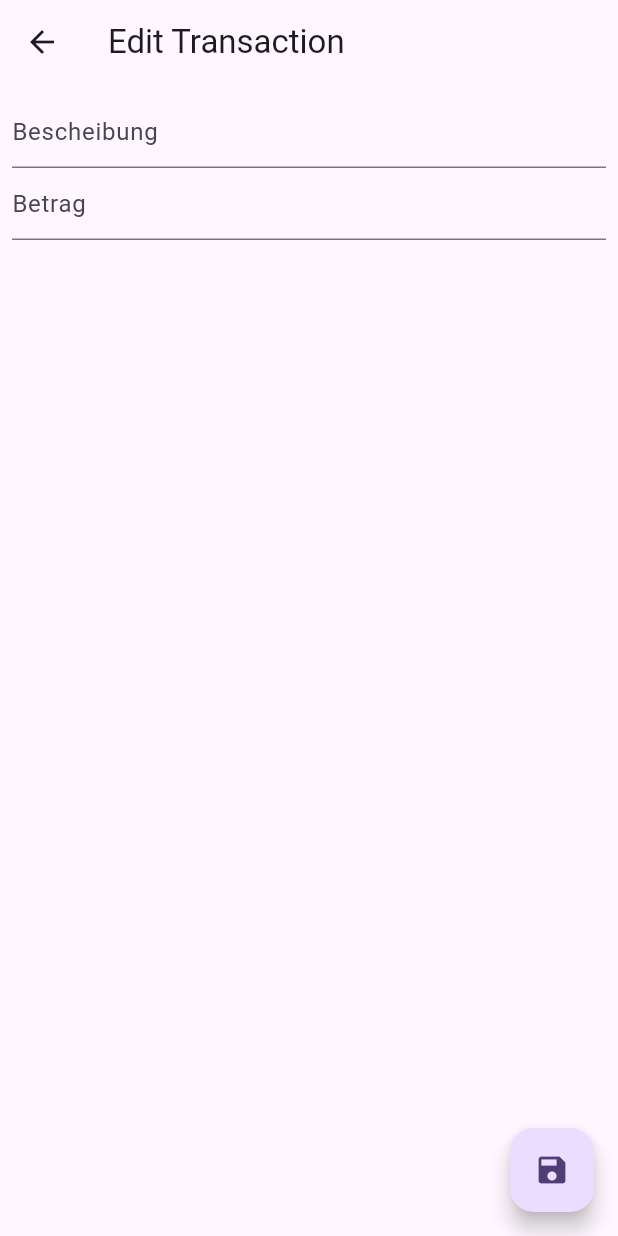
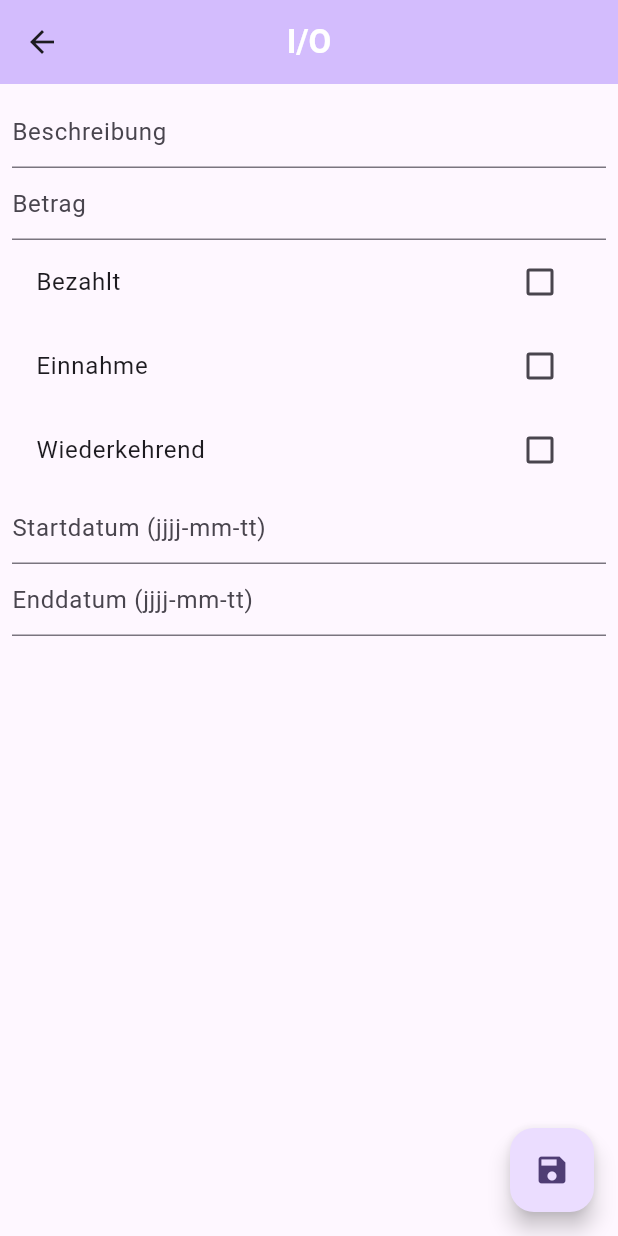
Before and after one commit to abrinke/simple_pocket_flutter, a Flutter app: the screen it shows after launch, after a tap on the "add" icon, on a phone screen of 412 x 824 dp. Run offline on Flutter 3.47's test engine with Material 2 defaults, Android fonts, the phone set to English and light mode, and no system bars; our stand-ins replace hive, hive_flutter; accounts and stored records are empty; generated files the repository leaves out were written again.

```diff
--- /dev/null
+++ b/lib/hive/transaction.dart
@@ -0,0 +1,42 @@
+import 'package:hive/hive.dart';
+import 'package:uuid/uuid.dart';
+
+part 'transaction.g.dart'; // Name des generierten Dateinamens
+// flutter packages pub run build_runner build
+
+@HiveType(typeId: 0)
+class Transaction extends HiveObject {
+
+  @HiveField(0)
+  String id = const Uuid().v1();
+
+  @HiveField(1)
+  String title;
+
+  @HiveField(2)
+  double amount;
+
+  @HiveField(3)
+  bool isPaid = false;
+
+  @HiveField(4)
+  bool isIncome;
+
+  @HiveField(5)
+  bool isRecurring;
+
+  @HiveField(6)
+  DateTime? startDate;
+
+  @HiveField(7)
+  DateTime? endDate;
+
+  Transaction({
+    required this.title,
+    required this.amount,
+    required this.isIncome,
+    required this.isRecurring,
+    this.startDate,
+    this.endDate
+  });
+}
--- a/lib/main.dart
+++ b/lib/main.dart
@@ -1,7 +1,7 @@
 import 'package:flutter/material.dart';
 import 'package:hive_flutter/hive_flutter.dart';
-import 'package:hive/hive.dart';
-import 'package:simple_pocket/transaction.dart';
+import 'package:simple_pocket/hive/transaction.dart';
+import 'package:simple_pocket/widgets/transaction.dart';
 
 void main() async {
   await Hive.initFlutter();
@@ -24,129 +24,3 @@ class MyApp extends StatelessWidget {
     );
   }
 }
-
-class TransactionList extends StatefulWidget {
-  const TransactionList({Key? key}) : super(key: key);
-
-  @override
-  _TransactionListState createState() => _TransactionListState();
-}
-
-class _TransactionListState extends State<TransactionList> {
-  @override
-  Widget build(BuildContext context) {
-    final transactionBox = Hive.box<Transaction>('transactions');
-
-    return Scaffold(
-        appBar: AppBar(
-          title: const Text('SimplePocket',
-            style: TextStyle(fontWeight: FontWeight.bold, color: Colors.white),
-          ),
-          backgroundColor: Theme.of(context).colorScheme.inversePrimary,
-        ),
-        floatingActionButton: FloatingActionButton(
-          child: Icon(Icons.add),
-          onPressed: () {
-            final transaction = Transaction(title: '', amount: '');
-            transactionBox.add(transaction);
-            Navigator.of(context).push(MaterialPageRoute(
-              builder: (_) => TransactionEditor(transaction: transaction),
-            ));
-          },
-        ),
-        body: ValueListenableBuilder(
-          valueListenable: transactionBox.listenable(),
-          builder: (BuildContext context, Box<Transaction> transactions, Widget? child) {
-            return ListView.builder(
-                itemCount: transactions.length,
-                itemBuilder: (context, index) {
-                  final transaction = transactions.getAt(index);
-
-                  return Dismissible(
-                    key: Key(transaction!.title), // Ein eindeutiger Key ist erforderlich
-                    direction: DismissDirection.endToStart, // Von rechts nach links wischen
-                    onDismissed: (direction) {
-                      // Hier können Sie die Löschlogik implementieren
-                      transaction.delete(); // Notiz löschen
-                      transactions.deleteAt(index);
-                    },
-                    background: Container(
-                      color: Colors.red, // Hintergrundfarbe beim Wischen
-                      child: Icon(Icons.delete, color: Colors.white), // Symbol beim Wischen
-                      alignment: Alignment.centerRight,
-                      padding: EdgeInsets.only(right: 20),
-                    ),
-                    child: CheckboxListTile(
-                      title: Text(transaction.title, style: TextStyle(fontSize: 20)),
-                      subtitle: Text('Amount: ${transaction.amount}'),
-                      value: transaction.isPaid,
-                      onChanged: (bool? value) {
-                        setState(() {
-                          transaction.isPaid = value ?? false;
-                          transaction.save();
-                        });
-                      },
-                    ),
-                  );
-                }
-            );
-          },
-        )
-    );
-  }
-}
-
-class TransactionEditor extends StatefulWidget {
-  final Transaction transaction;
-
-  TransactionEditor({Key? key, required this.transaction}) : super(key: key);
-
-  @override
-  _TransactionEditorState createState() => _TransactionEditorState();
-}
-
-class _TransactionEditorState extends State<TransactionEditor> {
-  late TextEditingController _titleController;
-  late TextEditingController _amountController;
-
-  @override
-  void initState() {
-    super.initState();
-
-    _titleController = TextEditingController(text: widget.transaction.title);
-    _amountController = TextEditingController(text: widget.transaction.amount);
-  }
-
-  @override
-  Widget build(BuildContext context) {
-    return Scaffold(
-      appBar: AppBar(
-        title: Text('Edit Transaction'),
-      ),
-      body: Padding(
-        padding: const EdgeInsets.all(8.0),
-        child: Column(
-          children: <Widget>[
-            TextField(
-              controller: _titleController,
-              decoration: InputDecoration(hintText: 'Bescheibung'),
-            ),
-            TextField(
-              controller: _amountController,
-              decoration: InputDecoration(hintText: 'Betrag'),
-            ),
-          ],
-        ),
-      ),
-      floatingActionButton: FloatingActionButton(
-        child: Icon(Icons.save),
-        onPressed: () {
-          widget.transaction.title = _titleController.text;
-          widget.transaction.amount = _amountController.text;
-          widget.transaction.save();
-          Navigator.pop(context);
-        },
-      ),
-    );
-  }
-}
--- a/lib/transaction.dart
+++ /dev/null
@@ -1,19 +0,0 @@
-import 'package:hive/hive.dart';
-
-part 'transaction.g.dart'; // Name des generierten Dateinamens
-// flutter packages pub run build_runner build
-
-@HiveType(typeId: 0)
-class Transaction extends HiveObject {
-
-  @HiveField(0)
-  String title;
-
-  @HiveField(1)
-  String amount;
-
-  @HiveField(2)
-  bool isPaid = false;
-
-  Transaction({required this.title, required this.amount});
-}
--- /dev/null
+++ b/lib/widgets/transaction.dart
@@ -0,0 +1,310 @@
+
+import 'package:flutter/material.dart';
+import 'package:hive/hive.dart';
+import 'package:hive_flutter/hive_flutter.dart';
+
+import '../hive/transaction.dart';
+
+class TransactionList extends StatefulWidget {
+  const TransactionList({Key? key}) : super(key: key);
+
+  @override
+  _TransactionListState createState() => _TransactionListState();
+}
+
+class _TransactionListState extends State<TransactionList> {
+  @override
+  Widget build(BuildContext context) {
+
+    return Scaffold(
+        appBar: AppBar(
+          title: const Text('SimplePocket',
+            style: TextStyle(fontWeight: FontWeight.bold, color: Colors.white),
+          ),
+          centerTitle: true,
+          backgroundColor: Theme.of(context).colorScheme.inversePrimary,
+        ),
+        body:
+        ValueListenableBuilder(
+          valueListenable: Hive.box<Transaction>('transactions').listenable(),
+          builder: (BuildContext context, Box<Transaction> transactions, Widget? child) {
+            double ausgaben = 0.0;
+            double einnahmen = 0.0;
+
+            // Iterate over transactions and calculate sums
+            for (var transaction in transactions.values) {
+              if (transaction.isIncome) {
+                einnahmen += transaction.amount;
+              } else {
+                ausgaben += transaction.amount;
+              }
+            }
+
+            // Calculate saldo
+            double saldo = einnahmen - ausgaben;
+
+            return Column(
+              children: <Widget>[
+                Container(
+                  padding: EdgeInsets.all(8.0),
+                  child: Row(
+                    children: [
+                      Expanded(
+                        child: Padding(
+                          padding: const EdgeInsets.all(8.0),
+                          child: Column(
+                            children: [
+                              Text('Einnahmen'),
+                              Text(einnahmen.toString()),
+                            ],
+                          ),
+                        ),
+                      ),
+                      Expanded(
+                        child: Padding(
+                          padding: const EdgeInsets.all(8.0),
+                          child: Column(
+                            children: [
+                              Text('Saldo'),
+                              Text(saldo.toString()),
+                            ],
+                          ),
+                        ),
+                      ),
+                      Expanded(
+                        child: Padding(
+                          padding: const EdgeInsets.all(8.0),
+                          child: Column(
+                            children: [
+                              Text('Ausgaben'),
+                              Text(ausgaben.toString()),
+                            ],
+                          ),
+                        ),
+                      ),
+                    ],
+                  )
+                ),
+                Divider(color: Colors.black, thickness: 1.0,),
+                Expanded(
+                  child: ListView.builder(
+                      itemCount: transactions.length,
+                      itemBuilder: (context, index) {
+                        final transaction = transactions.getAt(index);
+
+                        return GestureDetector(
+                          onTap: () {
+                            Navigator.of(context).push(
+                              PageRouteBuilder(
+                                pageBuilder: (context, animation, secondaryAnimation) => TransactionDetailPage(transaction: transaction),
+                                transitionsBuilder: (context, animation, secondaryAnimation, child) {
+                                  const begin = Offset(1.0, 0.0);
+                                  const end = Offset.zero;
+                                  const curve = Curves.ease;
+                                  var tween = Tween(begin: begin, end: end).chain(CurveTween(curve: curve));
+                                  return SlideTransition(
+                                    position: animation.drive(tween),
+                                    child: child,
+                                  );
+                                },
+                              ),
+                            );
+                          },
+                          child: Dismissible(
+                            key: Key(transaction!.id), // Ein eindeutiger Key ist erforderlich
+                            direction: DismissDirection.endToStart, // Von rechts nach links wischen
+                            onDismissed: (direction) {
+                              transaction.delete(); // Notiz löschen
+                            },
+                            background: Container(
+                              color: Colors.red, // Hintergrundfarbe beim Wischen
+                              child: Icon(Icons.delete, color: Colors.white), // Symbol beim Wischen
+                              alignment: Alignment.centerRight,
+                              padding: EdgeInsets.only(right: 20),
+                            ),
+                            child: ListTile(
+                              title: Row(
+                                children: <Widget>[
+                                  Expanded(
+                                    child: Text(transaction.title),
+                                  ),
+                                  Expanded(
+                                    child: Text(transaction.amount.toString()),
+                                  ),
+                                  Checkbox(
+                                    value: transaction.isPaid,
+                                    onChanged: (bool? value) {
+                                      setState(() {
+                                        transaction.isPaid = value ?? false;
+                                        transaction.save();
+                                      });
+                                    },
+                                  ),
+                                ],
+                              ),
+                            ),
+                          ),
+                        );
+                      }
+                  ),
+                ),
+              ],
+            );
+          },
+        ),
+      floatingActionButton: FloatingActionButton(
+        child: const Icon(Icons.add),
+        onPressed: () {
+          Navigator.of(context).push(MaterialPageRoute(
+            builder: (_) => TransactionCreator(),
+          ));
+        },
+      ),
+    );
+  }
+}
+
+class TransactionCreator extends StatefulWidget {
+  TransactionCreator({Key? key}) : super(key: key);
+
+  @override
+  _TransactionCreatorState createState() => _TransactionCreatorState();
+}
+
+class _TransactionCreatorState extends State<TransactionCreator> {
+  late TextEditingController _titleController;
+  late TextEditingController _amountController;
+  late TextEditingController _startDateController;
+  late TextEditingController _endDateController;
+  bool _isPaid = false;
+  bool _isIncome = false;
+  bool _isRecurring = false;
+
+  @override
+  void initState() {
+    super.initState();
+
+    _titleController = TextEditingController();
+    _amountController = TextEditingController();
+    _startDateController = TextEditingController();
+    _endDateController = TextEditingController();
+  }
+
+  @override
+  Widget build(BuildContext context) {
+    return Scaffold(
+      appBar: AppBar(
+        title: const Text('I/O',
+          style: TextStyle(fontWeight: FontWeight.bold, color: Colors.white),
+        ),
+        centerTitle: true,
+        backgroundColor: Theme.of(context).colorScheme.inversePrimary,
+      ),
+      body: Padding(
+        padding: const EdgeInsets.all(8.0),
+        child: Column(
+          children: <Widget>[
+            TextField(
+              controller: _titleController,
+              decoration: InputDecoration(hintText: 'Beschreibung'),
+            ),
+            TextField(
+              controller: _amountController,
+              keyboardType: TextInputType.number,
+              decoration: InputDecoration(hintText: 'Betrag'),
+            ),
+            CheckboxListTile(
+              title: const Text('Bezahlt'),
+              value: _isPaid,
+              onChanged: (bool? value) {
+                setState(() {
+                  _isPaid = value ?? false;
+                });
+              },
+            ),
+            CheckboxListTile(
+              title: const Text('Einnahme'),
+              value: _isIncome,
+              onChanged: (bool? value) {
+                setState(() {
+                  _isIncome = value ?? false;
+                });
+              },
+            ),
+            CheckboxListTile(
+              title: const Text('Wiederkehrend'),
+              value: _isRecurring,
+              onChanged: (bool? value) {
+                setState(() {
+                  _isRecurring = value ?? false;
+                });
+              },
+            ),
+            TextField(
+              controller: _startDateController,
+              keyboardType: TextInputType.datetime,
+              decoration: InputDecoration(hintText: 'Startdatum (jjjj-mm-tt)'),
+            ),
+            TextField(
+              controller: _endDateController,
+              keyboardType: TextInputType.datetime,
+              decoration: InputDecoration(hintText: 'Enddatum (jjjj-mm-tt)'),
+            ),
+          ],
+        ),
+      ),
+      floatingActionButton: FloatingActionButton(
+        child: Icon(Icons.save),
+        onPressed: () {
+          Transaction transaction =
+          Transaction(
+              title: _titleController.text,
+              amount: double.parse(_amountController.text),
+              isIncome: _isIncome,
+              isRecurring: false,
+              startDate: DateTime.now(),
+              endDate: DateTime.now()
+          );
+          transaction.isPaid = _isPaid;
+          Hive.box<Transaction>('transactions').add(transaction);
+          Navigator.pop(context);
+        },
+      ),
+    );
+  }
+}
+
+
+class TransactionDetailPage extends StatelessWidget {
+  final Transaction transaction;
+
+  TransactionDetailPage({required this.transaction});
+
+  @override
+  Widget build(BuildContext context) {
+    return Scaffold(
+      appBar: AppBar(
+        title: Text(transaction.title,
+          style: const TextStyle(fontWeight: FontWeight.bold, color: Colors.white),
+        ),
+        centerTitle: true,
+        backgroundColor: Theme.of(context).colorScheme.inversePrimary,
+      ),
+      body: Padding(
+        padding: const EdgeInsets.all(8.0),
+        child: Column(
+          crossAxisAlignment: CrossAxisAlignment.start,
+          children: <Widget>[
+            Text('Title: ${transaction.title}'),
+            Text('Amount: ${transaction.amount}'),
+            Text('Is Paid: ${transaction.isPaid ? 'Yes' : 'No'}'),
+            Text('Is Income: ${transaction.isIncome ? 'Yes' : 'No'}'),
+            Text('Is Recurring: ${transaction.isRecurring ? 'Yes' : 'No'}'),
+            Text('Start Date: ${transaction.startDate}'),
+            Text('End Date: ${transaction.endDate}'),
+          ],
+        ),
+      ),
+    );
+  }
+}
--- a/pubspec.yaml
+++ b/pubspec.yaml
@@ -30,6 +30,7 @@ environment:
 dependencies:
   flutter:
     sdk: flutter
+  uuid: ^3.0.5
 
 
   # The following adds the Cupertino Icons font to your application.
```
Also changed, not shown: lib/transaction.g.dart (deleted), pubspec.lock.
